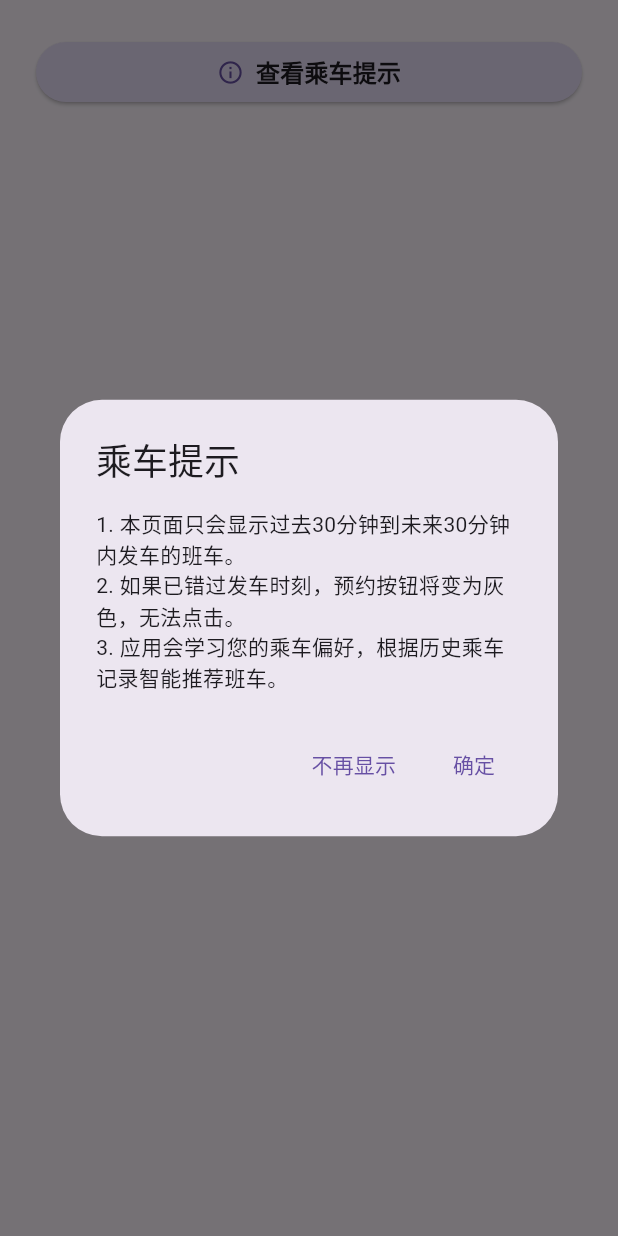
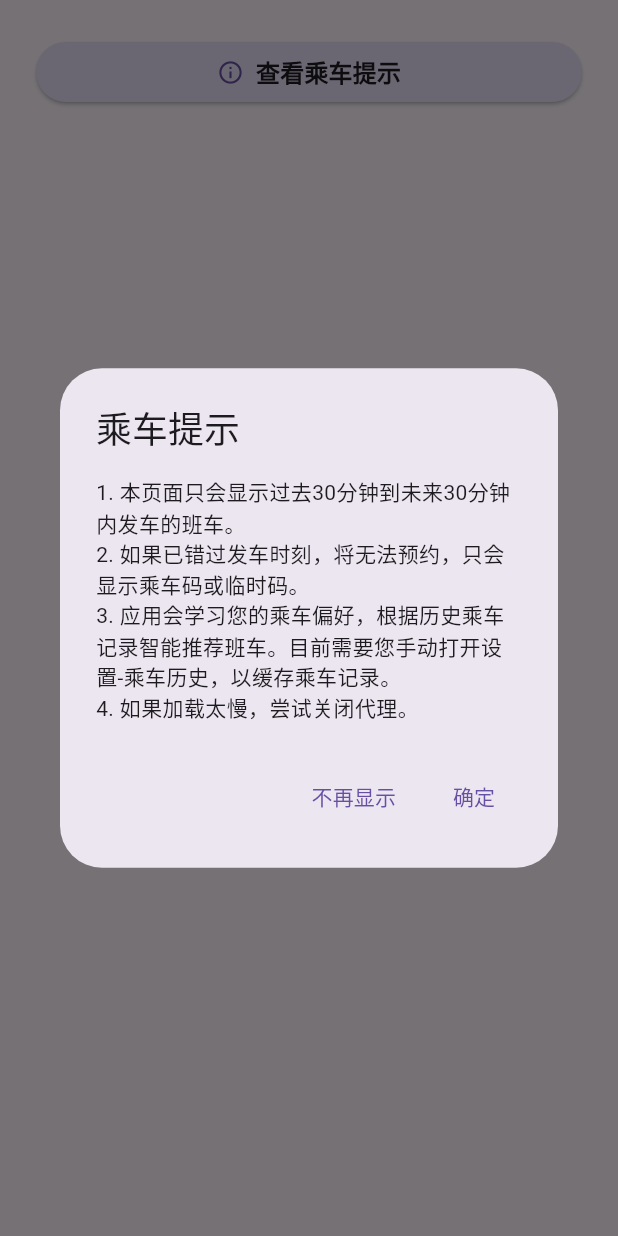
Before and after one commit to VariantConst/Marchkov-Helper, a Flutter app: the RidePage screen opened directly, after a tap on "查看乘车提示", on a phone screen of 412 x 824 dp. Run offline on Flutter 3.47's test engine with Material 3 defaults, Android fonts, the phone set to English and light mode, and no system bars; our stand-ins replace cookie_jar, fl_chart, flutter_svg, package_info_plus, qr_flutter, shared_preferences and 1 more; accounts and stored records are empty; network calls fail; statements that could not run were skipped.

Commit message:
docs(ride_page): update ride instructions and tips

```diff
--- a/lib/screens/ride/ride_page.dart
+++ b/lib/screens/ride/ride_page.dart
@@ -449,8 +449,9 @@ class RidePageState extends State<RidePage> with AutomaticKeepAliveClientMixin {
           crossAxisAlignment: CrossAxisAlignment.start,
           children: [
             Text('1. 本页面只会显示过去30分钟到未来30分钟内发车的班车。'),
-            Text('2. 如果已错过发车时刻，预约按钮将变为灰色，无法点击。'),
-            Text('3. 应用会学习您的乘车偏好，根据历史乘车记录智能推荐班车。'),
+            Text('2. 如果已错过发车时刻，将无法预约，只会显示乘车码或临时码。'),
+            Text('3. 应用会学习您的乘车偏好，根据历史乘车记录智能推荐班车。目前需要您手动打开设置-乘车历史，以缓存乘车记录。'),
+            Text('4. 如果加载太慢，尝试关闭代理。'),
           ],
         ),
         actions: [
```
